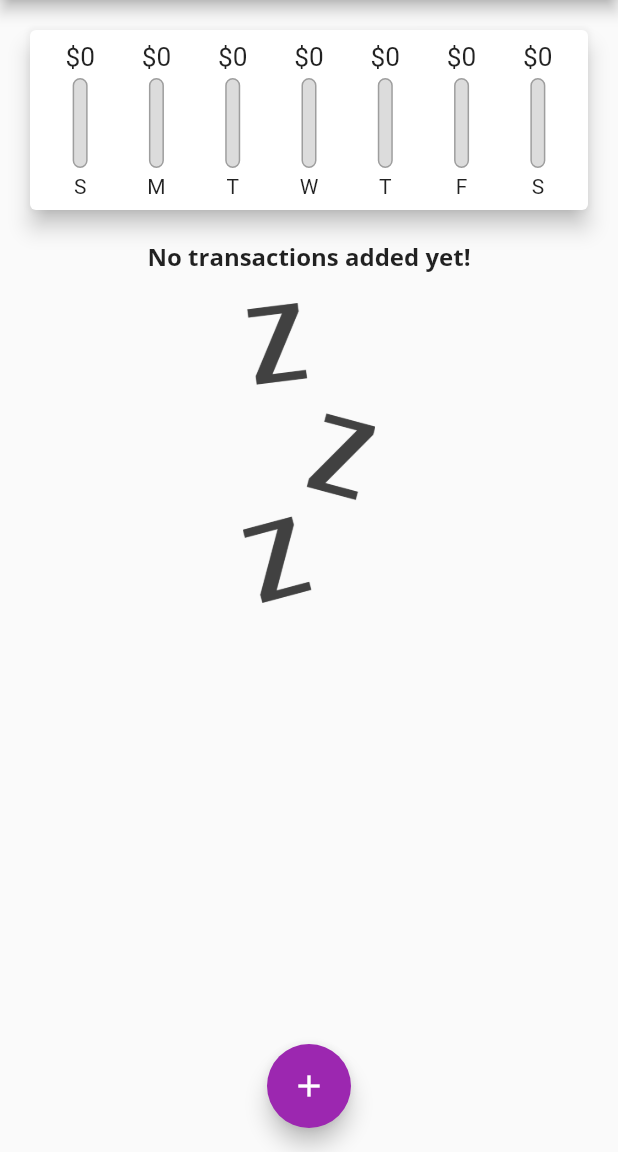
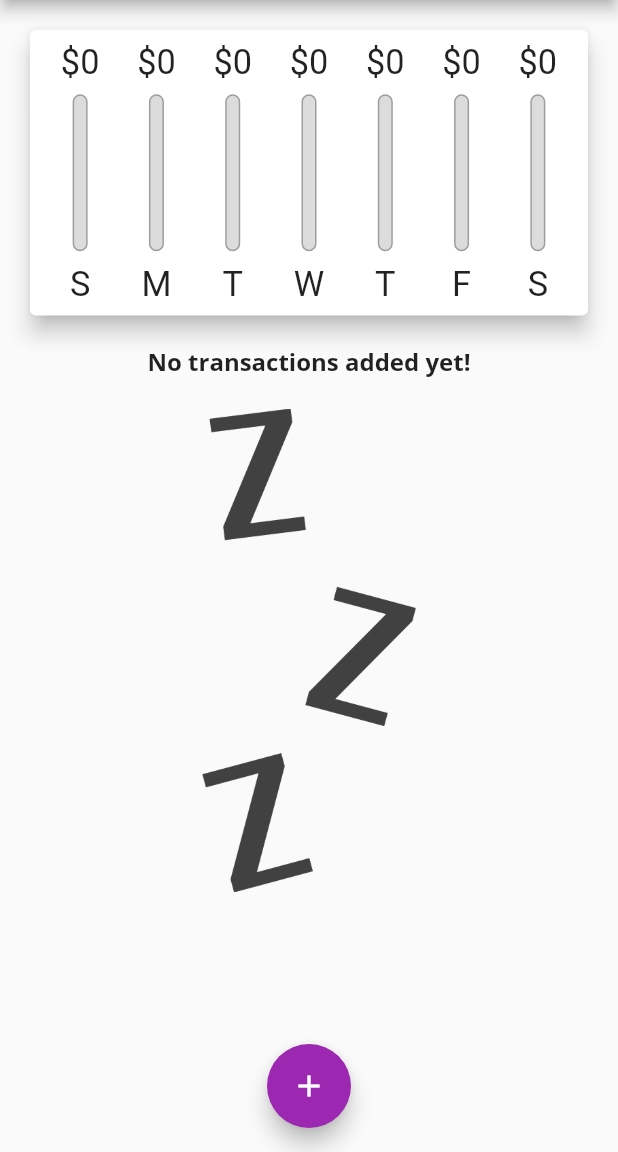
Before and after one commit to balakrishdq/expense_tracker_app, a Flutter app: the screen it shows after launch, on a phone screen of 412 x 824 dp, the part 84-1236 px from its top. Run offline on Flutter 3.47's test engine with Material 2 defaults, Android fonts, the phone set to English and light mode, and no system bars.

Commit message:
till layout and responsive correction

```diff
--- a/lib/main.dart
+++ b/lib/main.dart
@@ -3,9 +3,13 @@ import 'package:expense_tracker/widgets/chart.dart';
 import 'package:expense_tracker/widgets/new_transaction.dart';
 import 'package:expense_tracker/widgets/transaction_list.dart';
 import 'package:flutter/material.dart';
+import 'package:flutter/services.dart';
 
 void main() {
-  runApp(const MyApp());
+  // WidgetsFlutterBinding.ensureInitialized();
+  // SystemChrome.setPreferredOrientations(
+  //     [DeviceOrientation.portraitUp, DeviceOrientation.portraitDown]);
+  runApp(MyApp());
 }
 
 class MyApp extends StatelessWidget {
@@ -90,6 +94,8 @@ class _HomepageState extends State<Homepage> {
     });
   }
 
+  bool _showChart = false;
+
   void startAddNewSheet(BuildContext ctx) {
     showModalBottomSheet(
         context: ctx,
@@ -104,8 +110,9 @@ class _HomepageState extends State<Homepage> {
 
   @override
   Widget build(BuildContext context) {
-    return Scaffold(
-      appBar: AppBar(
+    final isLandscape =
+        MediaQuery.of(context).orientation == Orientation.landscape;
+    final appBar = AppBar(
       title: Text('Personal Expenses'),
       actions: [
         IconButton(
@@ -113,13 +120,57 @@ class _HomepageState extends State<Homepage> {
           icon: Icon(Icons.add),
         )
       ],
-      ),
+    );
+
+    final txListWidget = Container(
+      height: (MediaQuery.of(context).size.height -
+              appBar.preferredSize.height -
+              MediaQuery.of(context).padding.top) *
+          0.7,
+      child: TransactionList(_userTransactions, _deleteTransaction),
+    );
+    return Scaffold(
+      appBar: appBar,
       body: SingleChildScrollView(
         child: Column(
           crossAxisAlignment: CrossAxisAlignment.stretch,
           children: [
-            Chart(_recentTransaction),
-            TransactionList(_userTransactions, _deleteTransaction),
+            if (isLandscape)
+              Row(
+                mainAxisAlignment: MainAxisAlignment.center,
+                children: [
+                  Text('Show Chart'),
+                  Switch(
+                    value: _showChart,
+                    onChanged: (val) {
+                      setState(
+                        () {
+                          _showChart = val;
+                        },
+                      );
+                    },
+                  ),
+                ],
+              ),
+            if (!isLandscape)
+              Container(
+                height: (MediaQuery.of(context).size.height -
+                        appBar.preferredSize.height -
+                        MediaQuery.of(context).padding.top) *
+                    0.3,
+                child: Chart(_recentTransaction),
+              ),
+            if (!isLandscape) txListWidget,
+            if (isLandscape)
+              _showChart
+                  ? Container(
+                      height: (MediaQuery.of(context).size.height -
+                              appBar.preferredSize.height -
+                              MediaQuery.of(context).padding.top) *
+                          0.7,
+                      child: Chart(_recentTransaction),
+                    )
+                  : txListWidget,
           ],
         ),
       ),
--- a/lib/widgets/chart_bar.dart
+++ b/lib/widgets/chart_bar.dart
@@ -10,20 +10,22 @@ class ChartBar extends StatelessWidget {
 
   @override
   Widget build(BuildContext context) {
+    return LayoutBuilder(
+      builder: (context, constraints) {
         return Column(
           children: [
             Container(
-          height: 20,
+              height: constraints.maxHeight * 0.15,
               child: FittedBox(
                   child: Text(
                 '\$${spendingAmount.toStringAsFixed(0)}',
               )),
             ),
             SizedBox(
-          height: 4,
+              height: constraints.maxHeight * 0.05,
             ),
             Container(
-          height: 60,
+              height: constraints.maxHeight * 0.6,
               width: 10,
               child: Stack(
                 children: [
@@ -50,10 +52,17 @@ class ChartBar extends StatelessWidget {
               ),
             ),
             SizedBox(
-          height: 4,
+              height: constraints.maxHeight * 0.05,
             ),
-        Text(label),
+            Container(
+              height: constraints.maxHeight * 0.15,
+              child: FittedBox(
+                child: Text(label),
+              ),
+            ),
           ],
+        );
+      },
     );
   }
 }
--- a/lib/widgets/new_transaction.dart
+++ b/lib/widgets/new_transaction.dart
@@ -52,10 +52,16 @@ class _NewTransactionState extends State<NewTransaction> {
 
   @override
   Widget build(BuildContext context) {
-    return Card(
+    return SingleChildScrollView(
+      child: Card(
         elevation: 5,
         child: Container(
-        padding: EdgeInsets.all(10),
+          padding: EdgeInsets.only(
+            top: 10,
+            right: 10,
+            left: 10,
+            bottom: MediaQuery.of(context).viewInsets.bottom + 10,
+          ),
           child: Column(
             crossAxisAlignment: CrossAxisAlignment.end,
             children: [
@@ -108,6 +114,7 @@ class _NewTransactionState extends State<NewTransaction> {
             ],
           ),
         ),
+      ),
     );
   }
 }
--- a/lib/widgets/transaction_list.dart
+++ b/lib/widgets/transaction_list.dart
@@ -10,10 +10,10 @@ class TransactionList extends StatelessWidget {
 
   @override
   Widget build(BuildContext context) {
-    return Container(
-      height: 450,
-      child: transactions.isEmpty
-          ? Column(
+    return transactions.isEmpty
+        ? LayoutBuilder(
+            builder: ((context, constraints) {
+              return Column(
                 children: [
                   Text(
                     'No transactions added yet!',
@@ -23,13 +23,15 @@ class TransactionList extends StatelessWidget {
                     height: 20,
                   ),
                   Container(
-                  height: 200,
+                    height: constraints.maxHeight * 0.6,
                     child: Image.asset(
                       "assets/images/waiting.png",
                       fit: BoxFit.cover,
                     ),
                   ),
                 ],
+              );
+            }),
           )
         : ListView.builder(
             itemBuilder: (ctx, index) {
@@ -56,7 +58,19 @@ class TransactionList extends StatelessWidget {
                   subtitle: Text(
                     DateFormat.yMMMd().format(transactions[index].date),
                   ),
-                    trailing: IconButton(
+                  trailing: MediaQuery.of(context).size.width > 460
+                      ? TextButton.icon(
+                          onPressed: () => deleteTx(transactions[index].id),
+                          icon: Icon(
+                            Icons.delete,
+                            color: Theme.of(context).errorColor,
+                          ),
+                          label: Text(
+                            'Delete',
+                            style: TextStyle(color: Colors.red),
+                          ),
+                        )
+                      : IconButton(
                           onPressed: () => deleteTx(transactions[index].id),
                           icon: Icon(
                             Icons.delete,
@@ -67,7 +81,6 @@ class TransactionList extends StatelessWidget {
               );
             },
             itemCount: transactions.length,
-            ),
           );
   }
 }
```
Lines whose indentation alone changed are shown as unchanged.
